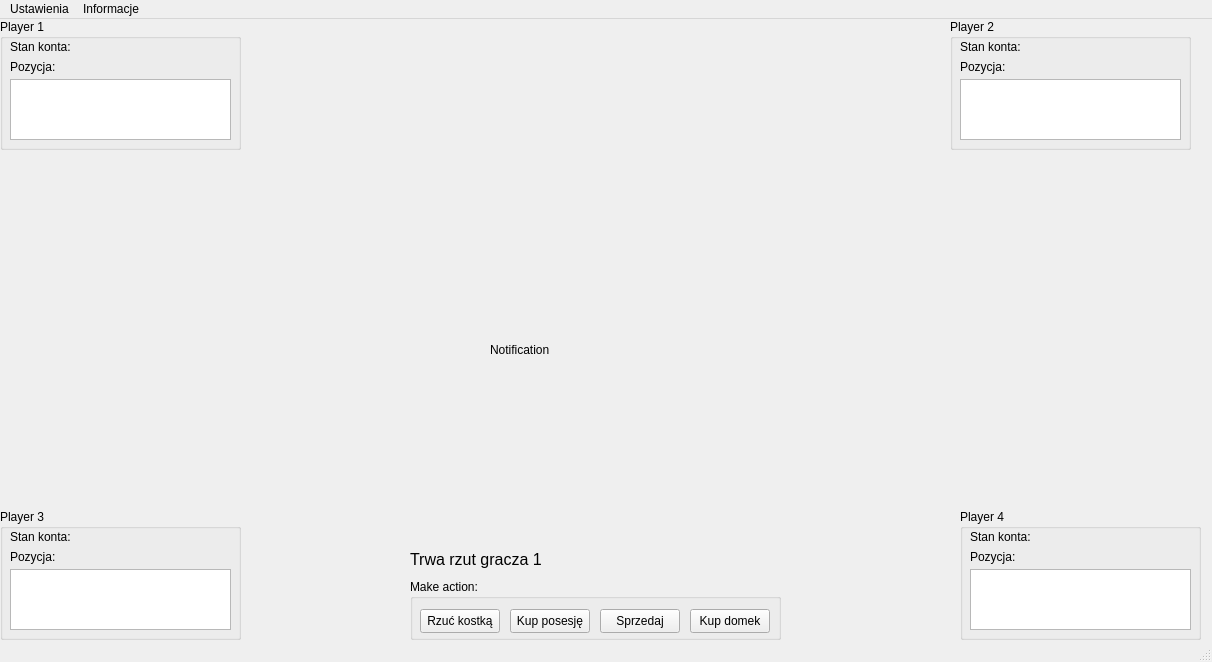
First picture: the form in mainwindow.ui, repository piterbx/naukopoly, before the edit.
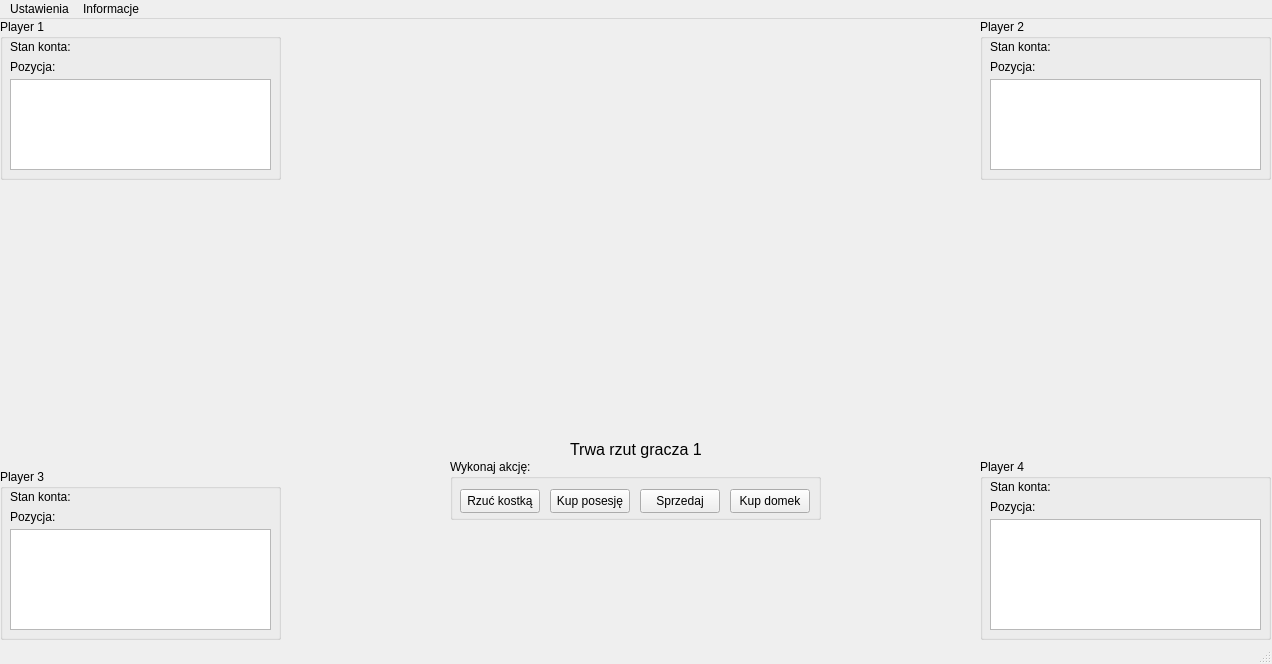
Second picture: the form after the edit. Icons and pictures are not drawn.

Commit message: added img of board, added pawns, added preanimation of move

```diff
--- a/mainwindow.ui
+++ b/mainwindow.ui
@@ -6,10 +6,22 @@
    <rect>
     <x>0</x>
     <y>0</y>
-    <width>1212</width>
-    <height>662</height>
+    <width>1272</width>
+    <height>664</height>
    </rect>
   </property>
+  <property name="minimumSize">
+   <size>
+    <width>1272</width>
+    <height>664</height>
+   </size>
+  </property>
+  <property name="maximumSize">
+   <size>
+    <width>1272</width>
+    <height>664</height>
+   </size>
+  </property>
   <property name="windowTitle">
    <string>MainWindow</string>
   </property>
@@ -34,8 +46,8 @@
      <rect>
       <x>0</x>
       <y>0</y>
-      <width>241</width>
-      <height>131</height>
+      <width>281</width>
+      <height>161</height>
      </rect>
     </property>
     <property name="title">
@@ -72,8 +84,8 @@
       <rect>
        <x>10</x>
        <y>60</y>
-       <width>221</width>
-       <height>61</height>
+       <width>261</width>
+       <height>91</height>
       </rect>
      </property>
     </widget>
@@ -81,14 +93,14 @@
    <widget class="QGroupBox" name="groupBoxMenu">
     <property name="geometry">
      <rect>
-      <x>410</x>
-      <y>560</y>
+      <x>450</x>
+      <y>440</y>
       <width>371</width>
       <height>61</height>
      </rect>
     </property>
     <property name="title">
-     <string>Make action:</string>
+     <string>Wykonaj akcję:</string>
     </property>
     <widget class="QPushButton" name="pushButtonBuyProperty">
      <property name="geometry">
@@ -146,8 +158,8 @@
    <widget class="QLabel" name="labelCurrentPlayerMoveInfo">
     <property name="geometry">
      <rect>
-      <x>410</x>
-      <y>530</y>
+      <x>570</x>
+      <y>420</y>
       <width>131</width>
       <height>21</height>
      </rect>
@@ -168,9 +180,9 @@
     <property name="geometry">
      <rect>
       <x>0</x>
-      <y>490</y>
-      <width>241</width>
-      <height>131</height>
+      <y>450</y>
+      <width>281</width>
+      <height>171</height>
      </rect>
     </property>
     <property name="title">
@@ -207,8 +219,8 @@
       <rect>
        <x>10</x>
        <y>60</y>
-       <width>221</width>
-       <height>61</height>
+       <width>261</width>
+       <height>101</height>
       </rect>
      </property>
     </widget>
@@ -216,10 +228,10 @@
    <widget class="QGroupBox" name="groupBoxPlayer4">
     <property name="geometry">
      <rect>
-      <x>960</x>
-      <y>490</y>
-      <width>241</width>
-      <height>131</height>
+      <x>980</x>
+      <y>440</y>
+      <width>291</width>
+      <height>181</height>
      </rect>
     </property>
     <property name="title">
@@ -256,8 +268,8 @@
       <rect>
        <x>10</x>
        <y>60</y>
-       <width>221</width>
-       <height>61</height>
+       <width>271</width>
+       <height>111</height>
       </rect>
      </property>
     </widget>
@@ -265,10 +277,10 @@
    <widget class="QGroupBox" name="groupBoxPlayer2">
     <property name="geometry">
      <rect>
-      <x>950</x>
+      <x>980</x>
       <y>0</y>
-      <width>241</width>
-      <height>131</height>
+      <width>291</width>
+      <height>161</height>
      </rect>
     </property>
     <property name="title">
@@ -305,8 +317,8 @@
       <rect>
        <x>10</x>
        <y>60</y>
-       <width>221</width>
-       <height>61</height>
+       <width>271</width>
+       <height>91</height>
       </rect>
      </property>
     </widget>
@@ -314,23 +326,120 @@
    <widget class="QLabel" name="labelNotification">
     <property name="geometry">
      <rect>
-      <x>490</x>
-      <y>290</y>
-      <width>301</width>
+      <x>530</x>
+      <y>300</y>
+      <width>251</width>
       <height>81</height>
      </rect>
     </property>
+    <property name="styleSheet">
+     <string notr="true">text-align: center;</string>
+    </property>
     <property name="text">
-     <string>Notification</string>
+     <string>&lt;html&gt;&lt;head/&gt;&lt;body&gt;&lt;p align=&quot;center&quot;&gt;&lt;br/&gt;&lt;/p&gt;&lt;/body&gt;&lt;/html&gt;</string>
     </property>
    </widget>
+   <widget class="QLabel" name="labelBoardImg">
+    <property name="geometry">
+     <rect>
+      <x>250</x>
+      <y>0</y>
+      <width>761</width>
+      <height>621</height>
+     </rect>
+    </property>
+    <property name="styleSheet">
+     <string notr="true">image: url(:/img/img/board.png);
+
+</string>
+    </property>
+    <property name="text">
+     <string/>
+    </property>
+   </widget>
+   <widget class="QLabel" name="labelP1Img">
+    <property name="geometry">
+     <rect>
+      <x>890</x>
+      <y>600</y>
+      <width>16</width>
+      <height>16</height>
+     </rect>
+    </property>
+    <property name="styleSheet">
+     <string notr="true">image: url(:/img/img/p1.png);</string>
+    </property>
+    <property name="text">
+     <string/>
+    </property>
+   </widget>
+   <widget class="QLabel" name="labelP2Img">
+    <property name="geometry">
+     <rect>
+      <x>890</x>
+      <y>600</y>
+      <width>16</width>
+      <height>16</height>
+     </rect>
+    </property>
+    <property name="styleSheet">
+     <string notr="true">image: url(:/img/img/p2.png);</string>
+    </property>
+    <property name="text">
+     <string/>
+    </property>
+   </widget>
+   <widget class="QLabel" name="labelP3Img">
+    <property name="geometry">
+     <rect>
+      <x>890</x>
+      <y>600</y>
+      <width>16</width>
+      <height>16</height>
+     </rect>
+    </property>
+    <property name="styleSheet">
+     <string notr="true">image: url(:/img/img/p3.png);</string>
+    </property>
+    <property name="text">
+     <string/>
+    </property>
+   </widget>
+   <widget class="QLabel" name="labelP4Img">
+    <property name="geometry">
+     <rect>
+      <x>940</x>
+      <y>510</y>
+      <width>16</width>
+      <height>16</height>
+     </rect>
+    </property>
+    <property name="styleSheet">
+     <string notr="true">image: url(:/img/img/p4.png);</string>
+    </property>
+    <property name="text">
+     <string/>
+    </property>
+   </widget>
+   <zorder>labelBoardImg</zorder>
+   <zorder>groupBoxPlayer1</zorder>
+   <zorder>groupBoxMenu</zorder>
+   <zorder>groupBoxPlayer3</zorder>
+   <zorder>groupBoxPlayer4</zorder>
+   <zorder>groupBoxPlayer2</zorder>
+   <zorder>labelNotification</zorder>
+   <zorder>labelCurrentPlayerMoveInfo</zorder>
+   <zorder>labelP1Img</zorder>
+   <zorder>labelP2Img</zorder>
+   <zorder>labelP3Img</zorder>
+   <zorder>labelP4Img</zorder>
   </widget>
   <widget class="QMenuBar" name="menubar">
    <property name="geometry">
     <rect>
      <x>0</x>
      <y>0</y>
-     <width>1212</width>
+     <width>1272</width>
      <height>21</height>
     </rect>
    </property>
```
The commit also changes 11 other files.
